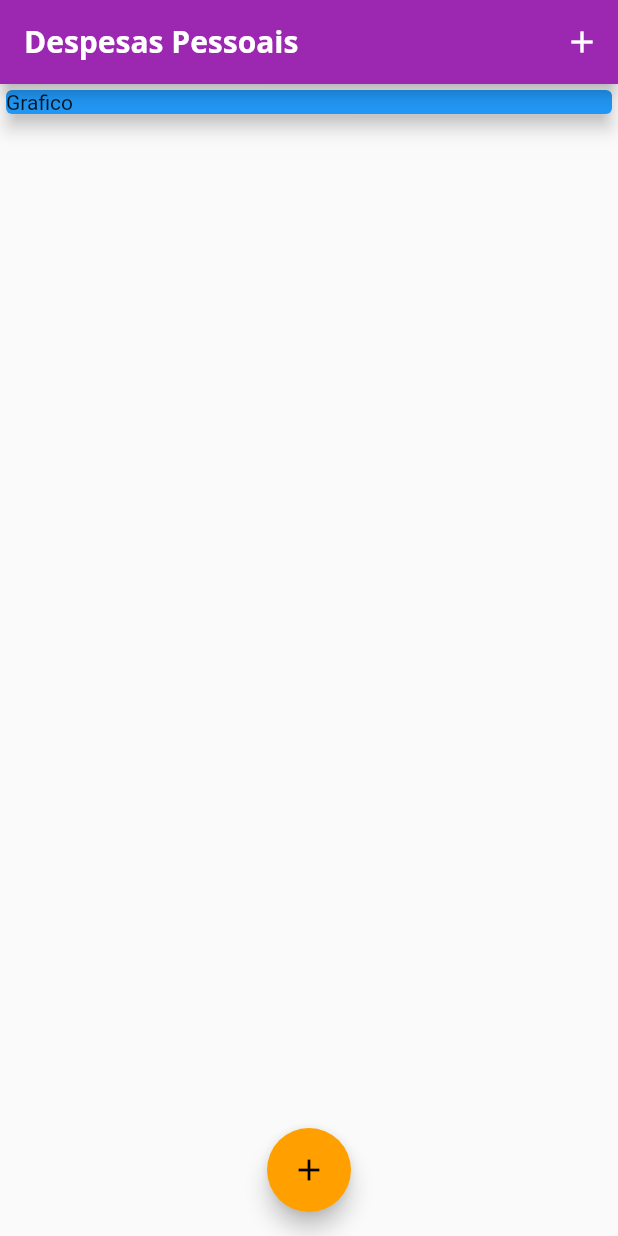
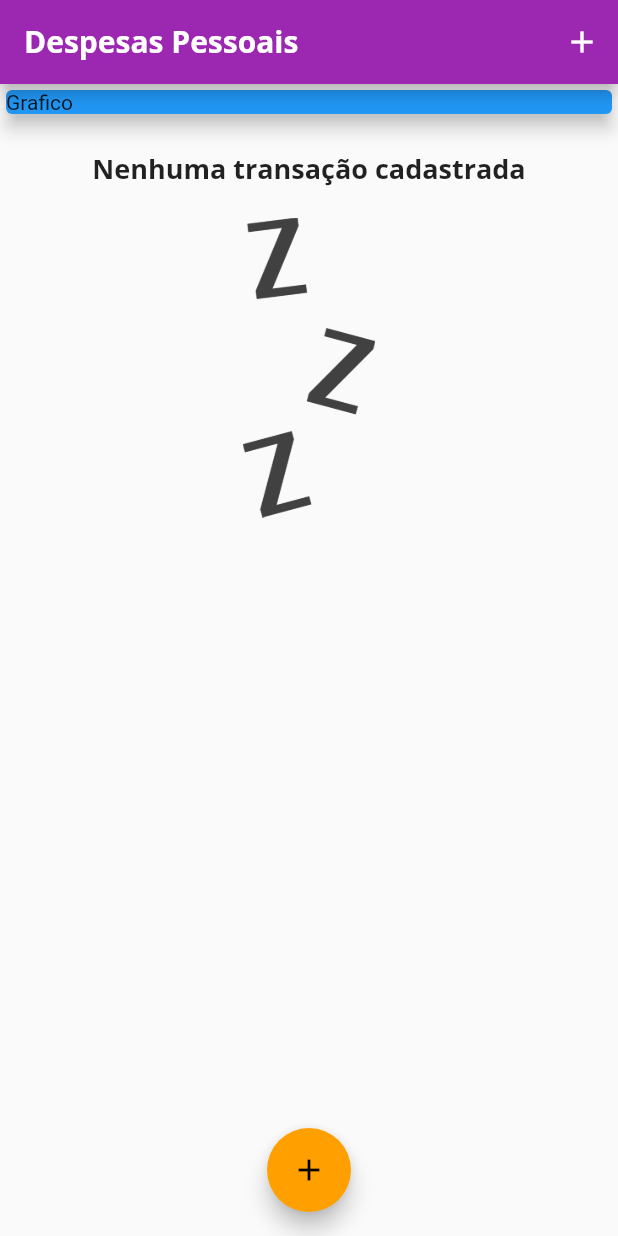
Before and after one commit to mbj-junior/Estudo-Flutter, a Flutter app: the screen it shows after launch, on a phone screen of 412 x 824 dp. Run offline on Flutter 3.47's test engine with Material 2 defaults, Android fonts, the phone set to English and light mode, and no system bars.

```diff
--- a/expenses/lib/components/transaction_list.dart
+++ b/expenses/lib/components/transaction_list.dart
@@ -11,7 +11,25 @@ class TransactionList extends StatelessWidget {
   Widget build(BuildContext context) {
     return Container(
       height: 300,
-      child: ListView.builder(
+      child: transactions.isEmpty
+          ? Column(
+              children: <Widget>[
+                SizedBox(height: 20),
+                Text(
+                  'Nenhuma transação cadastrada',
+                  style: Theme.of(context).textTheme.headline6,
+                ),
+                SizedBox(height: 20),
+                Container(
+                  height: 200,
+                  child: Image.asset(
+                    'assets/images/waiting.png',
+                    fit: BoxFit.cover,
+                  ),
+                )
+              ],
+            )
+          : ListView.builder(
               itemCount: transactions.length,
               itemBuilder: (ctx, index) {
                 final tr = transactions[index];
```
Lines whose indentation alone changed are shown as unchanged.
